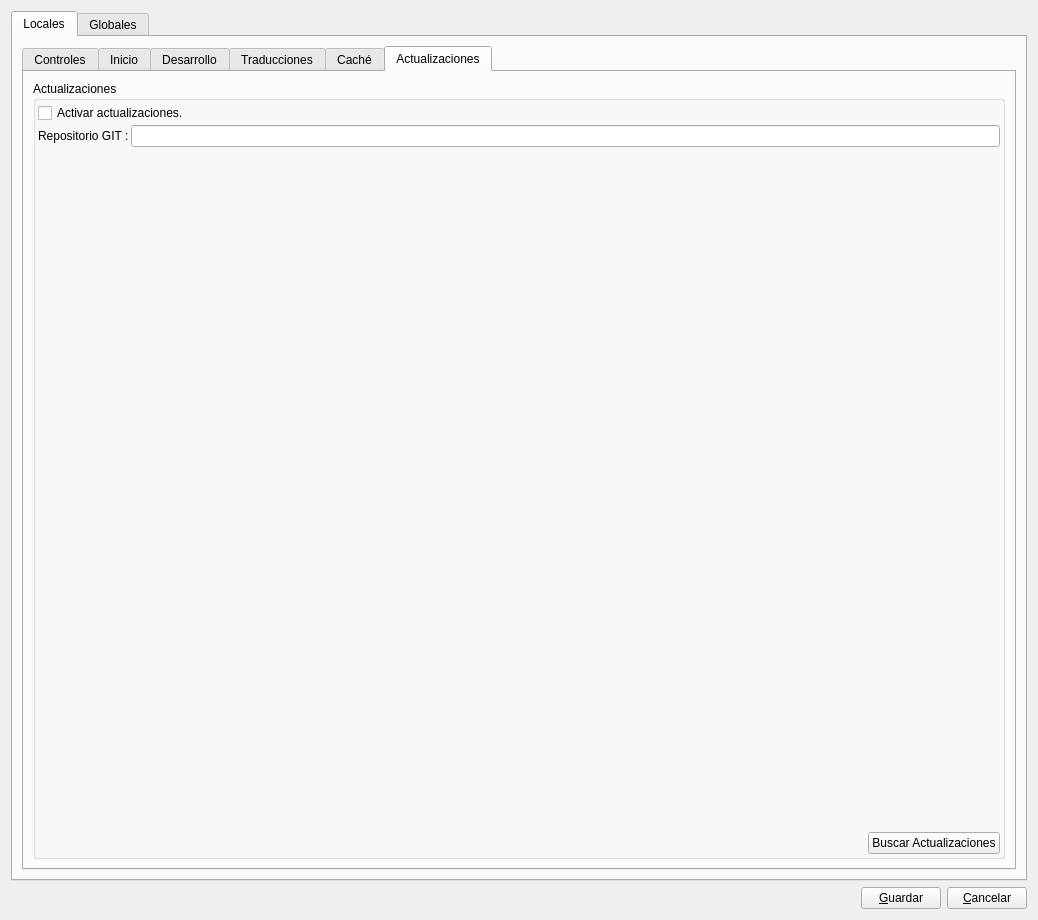
Above: pineboolib/system_module/forms/ebcomportamiento.ui from Aulla/pineboo before the change. Below: the same form after it.
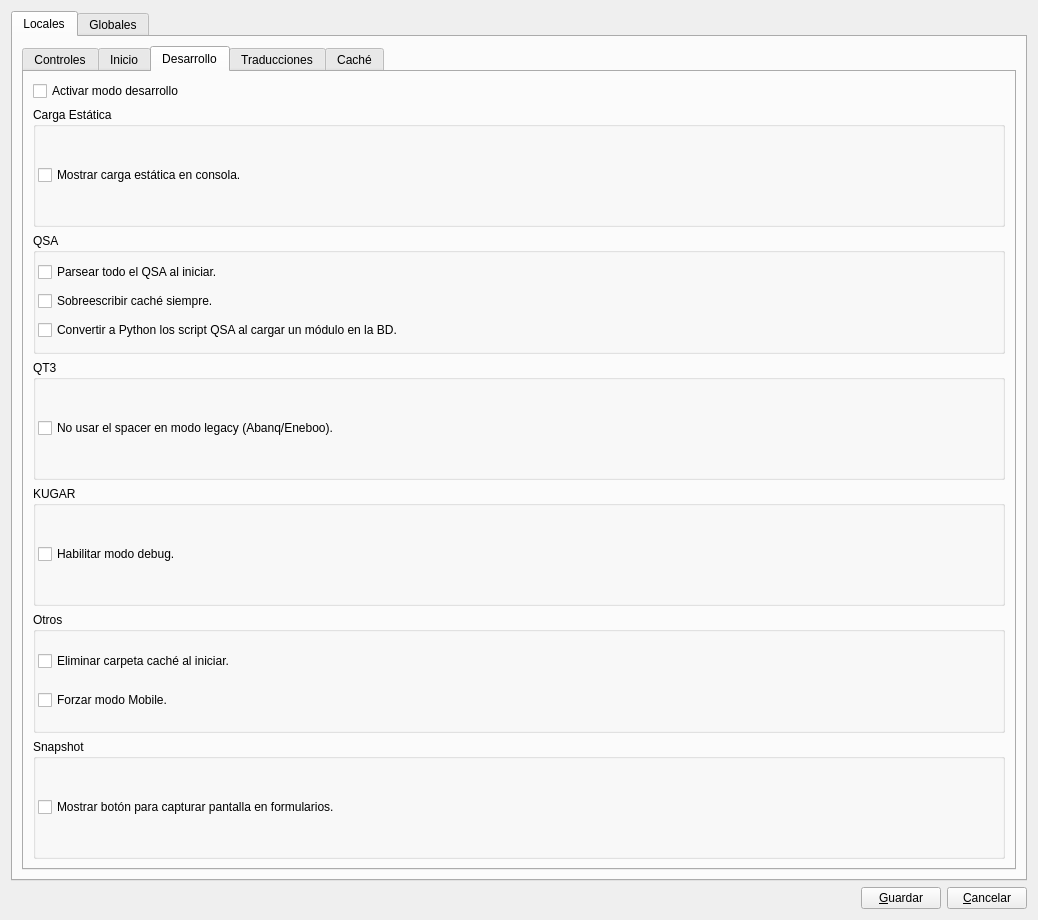
That is the form after the change. The open tabs and pages were chosen to show the change.

Commit message: eliminada git updates

What changed in the file:
```diff
--- a/pineboolib/system_module/forms/ebcomportamiento.ui
+++ b/pineboolib/system_module/forms/ebcomportamiento.ui
@@ -692,95 +692,6 @@
            </item>
           </layout>
          </widget>
-         <widget class="QWidget" name="tab_updates">
-          <attribute name="title">
-           <string>Actualizaciones</string>
-          </attribute>
-          <layout class="QVBoxLayout" name="verticalLayout_22">
-           <item>
-            <widget class="QGroupBox" name="groupBox_14">
-             <property name="title">
-              <string>Actualizaciones</string>
-             </property>
-             <layout class="QVBoxLayout" name="verticalLayout_21">
-              <property name="spacing">
-               <number>2</number>
-              </property>
-              <property name="leftMargin">
-               <number>2</number>
-              </property>
-              <property name="topMargin">
-               <number>2</number>
-              </property>
-              <property name="rightMargin">
-               <number>2</number>
-              </property>
-              <property name="bottomMargin">
-               <number>2</number>
-              </property>
-              <item>
-               <widget class="QCheckBox" name="cb_git_activar">
-                <property name="text">
-                 <string>Activar actualizaciones.</string>
-                </property>
-               </widget>
-              </item>
-              <item>
-               <layout class="QHBoxLayout" name="horizontalLayout_5">
-                <item>
-                 <widget class="QLabel" name="label_6">
-                  <property name="text">
-                   <string>Repositorio GIT :</string>
-                  </property>
-                 </widget>
-                </item>
-                <item>
-                 <widget class="QLineEdit" name="le_git_ruta"/>
-                </item>
-               </layout>
-              </item>
-              <item>
-               <spacer name="verticalSpacer_4">
-                <property name="orientation">
-                 <enum>Qt::Vertical</enum>
-                </property>
-                <property name="sizeHint" stdset="0">
-                 <size>
-                  <width>20</width>
-                  <height>655</height>
-                 </size>
-                </property>
-               </spacer>
-              </item>
-              <item>
-               <layout class="QHBoxLayout" name="horizontalLayout_6">
-                <item>
-                 <spacer name="horizontalSpacer_3">
-                  <property name="orientation">
-                   <enum>Qt::Horizontal</enum>
-                  </property>
-                  <property name="sizeHint" stdset="0">
-                   <size>
-                    <width>40</width>
-                    <height>20</height>
-                   </size>
-                  </property>
-                 </spacer>
-                </item>
-                <item>
-                 <widget class="QPushButton" name="pb_git_test">
-                  <property name="text">
-                   <string>Buscar Actualizaciones</string>
-                  </property>
-                 </widget>
-                </item>
-               </layout>
-              </item>
-             </layout>
-            </widget>
-           </item>
-          </layout>
-         </widget>
         </widget>
        </item>
       </layout>
```
The commit also changes 1 other file.
